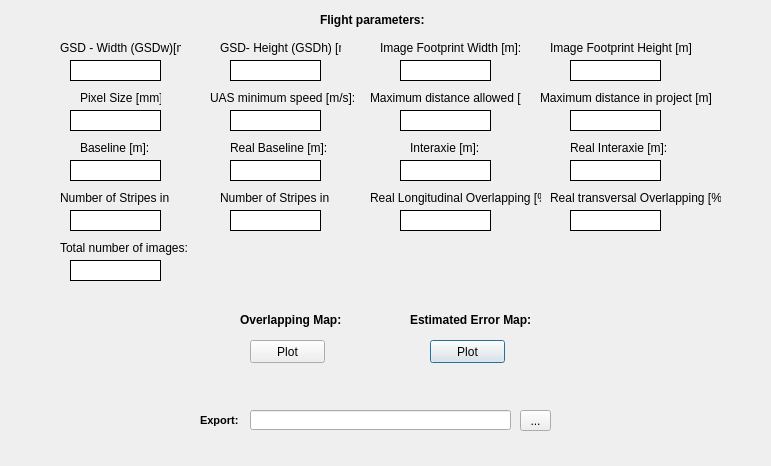
Qt form PluginFiles/DSP_outputs.ui (Marta1Rossi/DSP) before a commit.
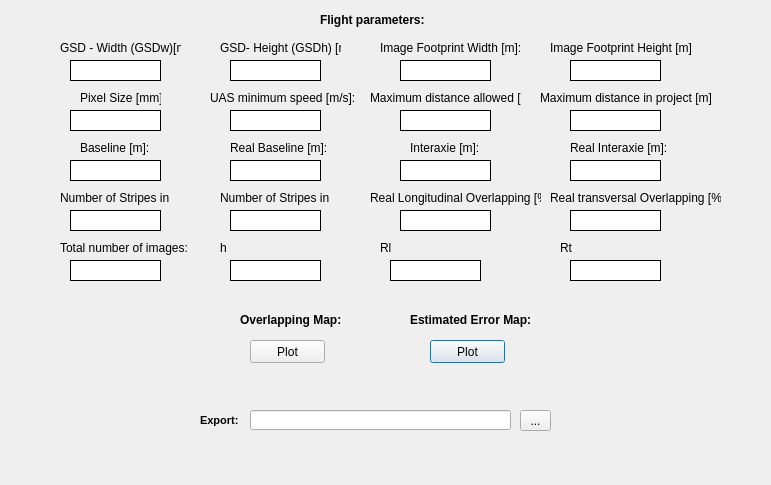
The same form after that commit.

```diff
--- a/PluginFiles/DSP_outputs.ui
+++ b/PluginFiles/DSP_outputs.ui
@@ -7,7 +7,7 @@
     <x>0</x>
     <y>0</y>
     <width>771</width>
-    <height>466</height>
+    <height>485</height>
    </rect>
   </property>
   <property name="windowTitle">
@@ -717,6 +717,108 @@
     <string>Export:</string>
    </property>
   </widget>
+  <widget class="QLabel" name="h">
+   <property name="geometry">
+    <rect>
+     <x>230</x>
+     <y>260</y>
+     <width>91</width>
+     <height>21</height>
+    </rect>
+   </property>
+   <property name="autoFillBackground">
+    <bool>false</bool>
+   </property>
+   <property name="styleSheet">
+    <string notr="true">background-color: rgb(255, 255, 255);
+border: 1px solid black;
+</string>
+   </property>
+   <property name="text">
+    <string/>
+   </property>
+  </widget>
+  <widget class="QLabel" name="label_4">
+   <property name="geometry">
+    <rect>
+     <x>220</x>
+     <y>240</y>
+     <width>131</width>
+     <height>16</height>
+    </rect>
+   </property>
+   <property name="text">
+    <string>h</string>
+   </property>
+  </widget>
+  <widget class="QLabel" name="Rl">
+   <property name="geometry">
+    <rect>
+     <x>390</x>
+     <y>260</y>
+     <width>91</width>
+     <height>21</height>
+    </rect>
+   </property>
+   <property name="autoFillBackground">
+    <bool>false</bool>
+   </property>
+   <property name="styleSheet">
+    <string notr="true">background-color: rgb(255, 255, 255);
+border: 1px solid black;
+</string>
+   </property>
+   <property name="text">
+    <string/>
+   </property>
+  </widget>
+  <widget class="QLabel" name="label_16">
+   <property name="geometry">
+    <rect>
+     <x>380</x>
+     <y>240</y>
+     <width>131</width>
+     <height>16</height>
+    </rect>
+   </property>
+   <property name="text">
+    <string>Rl</string>
+   </property>
+  </widget>
+  <widget class="QLabel" name="Rt">
+   <property name="geometry">
+    <rect>
+     <x>570</x>
+     <y>260</y>
+     <width>91</width>
+     <height>21</height>
+    </rect>
+   </property>
+   <property name="autoFillBackground">
+    <bool>false</bool>
+   </property>
+   <property name="styleSheet">
+    <string notr="true">background-color: rgb(255, 255, 255);
+border: 1px solid black;
+</string>
+   </property>
+   <property name="text">
+    <string/>
+   </property>
+  </widget>
+  <widget class="QLabel" name="label_17">
+   <property name="geometry">
+    <rect>
+     <x>560</x>
+     <y>240</y>
+     <width>131</width>
+     <height>16</height>
+    </rect>
+   </property>
+   <property name="text">
+    <string>Rt</string>
+   </property>
+  </widget>
  </widget>
  <resources/>
  <connections/>
```
